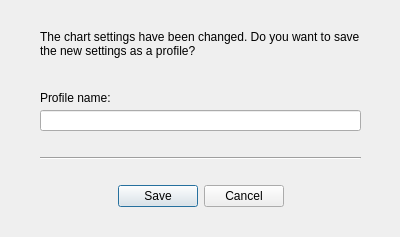
Old version of the form saveprofiledialog.ui in the repository Obson/MicroSim-GUI.
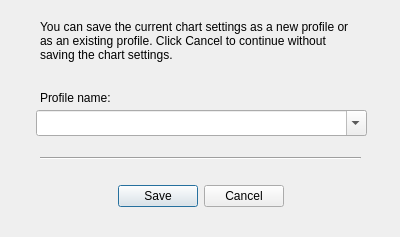
New version of the form.

```diff
--- a/saveprofiledialog.ui
+++ b/saveprofiledialog.ui
@@ -36,13 +36,13 @@
    <property name="geometry">
     <rect>
      <x>40</x>
-     <y>30</y>
+     <y>20</y>
      <width>321</width>
-     <height>41</height>
+     <height>51</height>
     </rect>
    </property>
    <property name="text">
-    <string>The chart settings have been changed. Do you want to save the new settings as a profile?</string>
+    <string>You can save the current chart settings as a new profile or as an existing profile. Click Cancel to continue without saving the chart settings.</string>
    </property>
    <property name="alignment">
     <set>Qt::AlignLeading|Qt::AlignLeft|Qt::AlignTop</set>
@@ -64,16 +64,6 @@
     <string>Profile name:</string>
    </property>
   </widget>
-  <widget class="QLineEdit" name="lineEdit">
-   <property name="geometry">
-    <rect>
-     <x>40</x>
-     <y>110</y>
-     <width>321</width>
-     <height>21</height>
-    </rect>
-   </property>
-  </widget>
   <widget class="Line" name="line">
    <property name="geometry">
     <rect>
@@ -87,6 +77,19 @@
     <enum>Qt::Horizontal</enum>
    </property>
   </widget>
+  <widget class="QComboBox" name="comboBox">
+   <property name="geometry">
+    <rect>
+     <x>36</x>
+     <y>110</y>
+     <width>331</width>
+     <height>26</height>
+    </rect>
+   </property>
+   <property name="editable">
+    <bool>true</bool>
+   </property>
+  </widget>
  </widget>
  <resources/>
  <connections>
```
Left out of the diff: 2 changed lines with no effect on the pictures.
